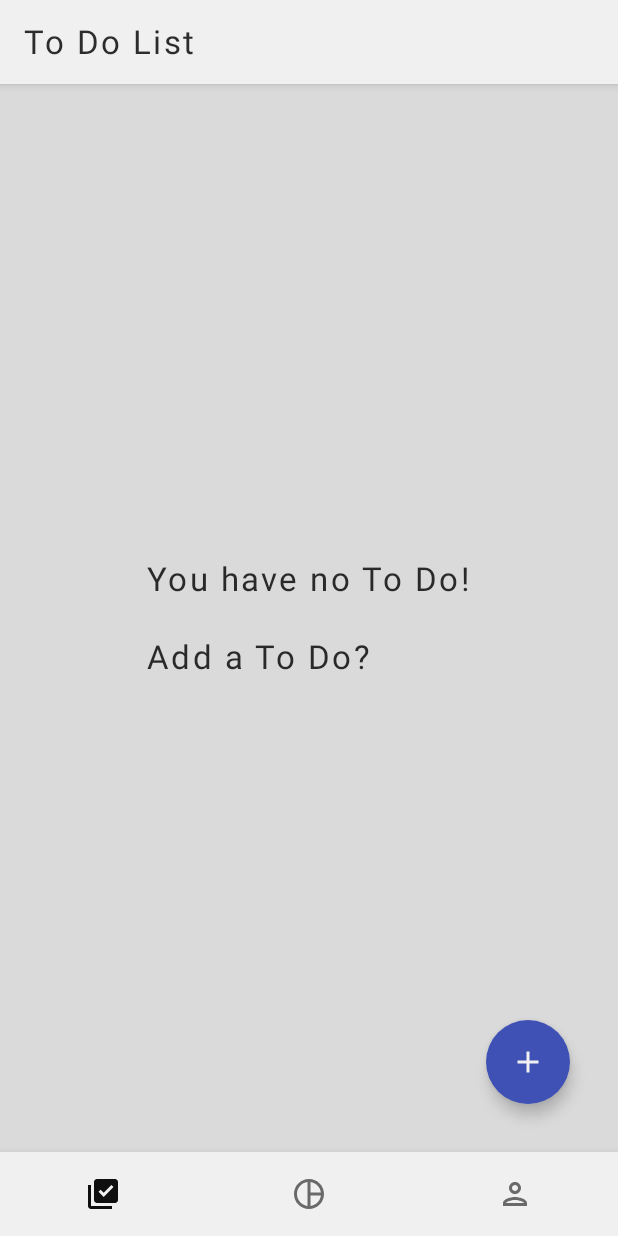
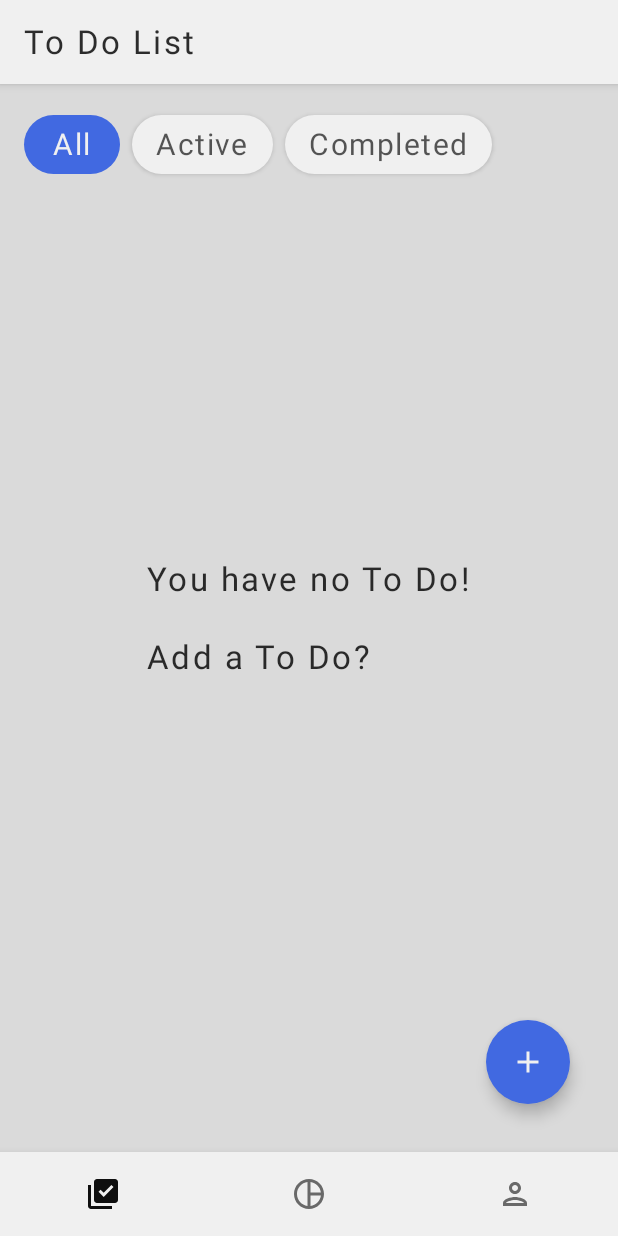
Before and after one commit to Reach2027/Todo, an Android app built with Jetpack Compose: the TasksScreen screen opened through its navigation route, on a phone screen of 412 x 824 dp. Run offline under Robolectric (Android 15) with nearby library versions, the phone set to English and light mode, and no system bars; our stand-ins replace Dagger/Hilt's generated code.

```diff
--- a/app/src/main/java/com/reach/todo/Constants.kt
+++ b/app/src/main/java/com/reach/todo/Constants.kt
@@ -12,6 +12,10 @@ import androidx.compose.ui.graphics.vector.ImageVector
 /**
  * 2022/1/29  Reach
  */
+
+const val FILTER_ALL = 0
+const val FILTER_ACTIVE = 1
+const val FILTER_COMPLETED = 2
 
 const val DATABASE_NAME = "reach_db"
 
--- a/app/src/main/java/com/reach/todo/ui/MainScreen.kt
+++ b/app/src/main/java/com/reach/todo/ui/MainScreen.kt
@@ -1,12 +1,12 @@
 package com.reach.todo.ui
 
-import androidx.compose.animation.animateContentSize
 import androidx.compose.foundation.layout.fillMaxSize
 import androidx.compose.foundation.layout.padding
 import androidx.compose.material.*
 import androidx.compose.material.icons.Icons
 import androidx.compose.material.icons.outlined.ArrowBackIos
 import androidx.compose.runtime.Composable
+import androidx.compose.runtime.LaunchedEffect
 import androidx.compose.runtime.collectAsState
 import androidx.compose.runtime.getValue
 import androidx.compose.ui.Modifier
@@ -19,13 +19,25 @@ import com.reach.todo.ui.navigation.AppNavGraph
 import com.reach.todo.ui.navigation.navBack
 import com.reach.todo.ui.navigation.navToBottomBarRoute
 import com.reach.todo.ui.theme.TodoTheme
+import kotlinx.coroutines.flow.collectLatest
 
 /**
  * 2022/1/31  Reach
  */
-@Suppress("EXPERIMENTAL_API_USAGE_FUTURE_ERROR")
 @Composable
 fun TaskApp(mainViewModel: MainViewModel) {
+
+    val scaffoldState = rememberScaffoldState()
+    // Snackbar
+    LaunchedEffect(scaffoldState.snackbarHostState) {
+        mainViewModel.snackbarMessage.collectLatest { message ->
+            if (message.isNotEmpty()) {
+                scaffoldState.snackbarHostState.showSnackbar(message)
+                mainViewModel.showMessage("")
+            }
+        }
+    }
+
     TodoTheme {
         val navController: NavHostController = rememberNavController()
         val currentRoute: String? =
@@ -36,6 +48,7 @@ fun TaskApp(mainViewModel: MainViewModel) {
 
         Scaffold(
             modifier = Modifier.fillMaxSize(),
+            scaffoldState = scaffoldState,
             topBar = {
                 AppTopBar(
                     showBackIcon = uiState.showBackIcon,
@@ -52,7 +65,8 @@ fun TaskApp(mainViewModel: MainViewModel) {
                 }
             }) { innerPadding ->
             AppNavGraph(
-                navController,
+                mainViewModel = mainViewModel,
+                navController = navController,
                 modifier = Modifier
                     .padding(innerPadding)
 
--- a/app/src/main/java/com/reach/todo/ui/MainViewModel.kt
+++ b/app/src/main/java/com/reach/todo/ui/MainViewModel.kt
@@ -25,6 +25,9 @@ class MainViewModel @Inject constructor() : ViewModel() {
     private val _uiState = MutableStateFlow(MainUiState())
     val uiState = _uiState.asStateFlow()
 
+    private val _snackbarMessage = MutableStateFlow("")
+    val snackbarMessage = _snackbarMessage.asStateFlow()
+
     val bottomSections = BottomSections.values()
     private val bottomRoutes = bottomSections.map { it.route }
 
@@ -44,6 +47,10 @@ class MainViewModel @Inject constructor() : ViewModel() {
         }
     }
 
+    fun showMessage(content: String) {
+        _snackbarMessage.value = content
+    }
+
     private fun obtainCurrentTitle(route: String) = when (route) {
         AppDestination.TASKS -> TITLE_TASKS
         AppDestination.STATISTICS -> TITLE_STATISTICS
--- a/app/src/main/java/com/reach/todo/ui/components/AppWidget.kt
+++ b/app/src/main/java/com/reach/todo/ui/components/AppWidget.kt
@@ -1,18 +1,47 @@
 package com.reach.todo.ui.components
 
-import androidx.compose.foundation.layout.Box
-import androidx.compose.foundation.layout.fillMaxSize
-import androidx.compose.foundation.layout.size
+import androidx.compose.foundation.layout.*
+import androidx.compose.foundation.shape.RoundedCornerShape
 import androidx.compose.material.*
 import androidx.compose.runtime.Composable
 import androidx.compose.ui.Alignment
 import androidx.compose.ui.Modifier
 import androidx.compose.ui.graphics.Color
 import androidx.compose.ui.unit.dp
+import com.reach.todo.FILTER_ACTIVE
+import com.reach.todo.FILTER_ALL
+import com.reach.todo.FILTER_COMPLETED
 
 /**
  * 2022/2/1  Reach
  */
+
+@Composable
+fun AppSelectedButton(
+    onClick: () -> Unit,
+    modifier: Modifier = Modifier,
+    enabled: Boolean = true,
+    text: String
+) {
+    Button(
+        onClick = onClick,
+        modifier = modifier.padding(start = 8.dp),
+        enabled = enabled,
+        shape = RoundedCornerShape(24.dp),
+        colors = ButtonDefaults.buttonColors(
+            backgroundColor = MaterialTheme.colors.primary,
+            contentColor = MaterialTheme.colors.onPrimary.copy(0.7f),
+            disabledBackgroundColor = MaterialTheme.colors.secondary,
+            disabledContentColor = MaterialTheme.colors.onSecondary
+        ),
+        contentPadding = PaddingValues(horizontal = 16.dp, vertical = 8.dp)
+    ) {
+        Text(
+            text = text,
+            style = MaterialTheme.typography.body1
+        )
+    }
+}
 
 @Composable
 fun InputText(
@@ -51,13 +80,24 @@ fun InputText(
 }
 
 @Composable
-fun NoTask() {
+fun NoTask(taskFilter: Int = FILTER_ALL) {
     Box(
         modifier = Modifier.fillMaxSize(),
         contentAlignment = Alignment.Center
     ) {
+        val text = when (taskFilter) {
+            FILTER_ACTIVE -> {
+                "You have no active To Do!"
+            }
+            FILTER_COMPLETED -> {
+                "You have no completed To Do!"
+            }
+            else -> {
+                "You have no To Do!\n\nAdd a To Do?"
+            }
+        }
         Text(
-            text = "You have no To Do!\n\nAdd a To Do?",
+            text = text,
             style = MaterialTheme.typography.h6
         )
     }
--- a/app/src/main/java/com/reach/todo/ui/navigation/AppNavGraph.kt
+++ b/app/src/main/java/com/reach/todo/ui/navigation/AppNavGraph.kt
@@ -12,6 +12,7 @@ import com.reach.todo.AppDestination
 import com.reach.todo.EDIT_TASK_START
 import com.reach.todo.TASK_DETAIL_START
 import com.reach.todo.TASK_ID_ARGUMENT
+import com.reach.todo.ui.MainViewModel
 import com.reach.todo.ui.edittask.EditTaskScreen
 import com.reach.todo.ui.edittask.EditTaskViewModel
 import com.reach.todo.ui.statistics.StatisticsScreen
@@ -28,6 +29,7 @@ import com.reach.todo.ui.you.YouViewModel
  */
 @Composable
 fun AppNavGraph(
+    mainViewModel: MainViewModel,
     navController: NavHostController,
     modifier: Modifier = Modifier
 ) {
@@ -65,6 +67,7 @@ fun AppNavGraph(
             }
             val taskDetailViewModel = hiltViewModel<TaskDetailViewModel>()
             TaskDetailScreen(
+                mainViewModel = mainViewModel,
                 taskDetailViewModel = taskDetailViewModel,
                 taskId = taskId,
                 navBack = navController.navBack(),
@@ -81,6 +84,7 @@ fun AppNavGraph(
             }
             val editTaskViewModel = hiltViewModel<EditTaskViewModel>()
             EditTaskScreen(
+                mainViewModel = mainViewModel,
                 editTaskViewModel = editTaskViewModel,
                 taskId = taskId,
                 navBack = navController.navBack()
@@ -89,6 +93,7 @@ fun AppNavGraph(
         composable(AppDestination.NEW_TASK) {
             val editTaskViewModel = hiltViewModel<EditTaskViewModel>()
             EditTaskScreen(
+                mainViewModel = mainViewModel,
                 editTaskViewModel = editTaskViewModel,
                 taskId = "",
                 navBack = navController.navBack()
--- a/app/src/main/java/com/reach/todo/ui/statistics/StatisticsViewModel.kt
+++ b/app/src/main/java/com/reach/todo/ui/statistics/StatisticsViewModel.kt
@@ -6,6 +6,8 @@ import androidx.lifecycle.ViewModel
 import androidx.lifecycle.viewModelScope
 import com.reach.todo.data.entity.Task
 import com.reach.todo.repository.TaskRepository
+import com.reach.todo.ui.theme.Blue
+import com.reach.todo.ui.theme.Green
 import dagger.hilt.android.lifecycle.HiltViewModel
 import kotlinx.coroutines.flow.MutableStateFlow
 import kotlinx.coroutines.flow.asStateFlow
@@ -60,7 +62,7 @@ class StatisticsViewModel @Inject constructor(
                 isLoading = false,
                 noTask = false,
                 proportions = listOf(finishedPercent, 1f - finishedPercent),
-                colors = listOf(Color(0xFF2196F3), Color(0xFF4CAF50)),
+                colors = listOf(Blue, Green),
                 activeSize = all - finishedSize,
                 finishedSize = finishedSize
             )
--- a/app/src/main/java/com/reach/todo/ui/taskdetail/TaskDetailScreen.kt
+++ b/app/src/main/java/com/reach/todo/ui/taskdetail/TaskDetailScreen.kt
@@ -11,6 +11,7 @@ import androidx.compose.ui.Modifier
 import androidx.compose.ui.tooling.preview.Preview
 import androidx.compose.ui.unit.dp
 import com.reach.todo.data.entity.Task
+import com.reach.todo.ui.MainViewModel
 import com.reach.todo.ui.components.AppLoadingBar
 import com.reach.todo.ui.theme.TodoTheme
 import com.reach.todo.utils.calendarToString
@@ -21,6 +22,7 @@ import com.reach.todo.utils.calendarToString
 
 @Composable
 fun TaskDetailScreen(
+    mainViewModel: MainViewModel,
     taskDetailViewModel: TaskDetailViewModel,
     taskId: String,
     navBack: () -> Unit,
@@ -28,11 +30,11 @@ fun TaskDetailScreen(
 ) {
     val uiState by taskDetailViewModel.uiState.collectAsState()
     taskDetailViewModel.setTaskId(taskId)
+
     if (uiState.isLoading) {
         AppLoadingBar()
         return
     }
-
     if (uiState.task == null) {
         return
     }
@@ -47,6 +49,7 @@ fun TaskDetailScreen(
         delete = {
             taskDetailViewModel.delete(it)
             navBack()
+            mainViewModel.showMessage("To Do was deleted")
         },
         navEdit = navEdit
     )
--- a/app/src/main/java/com/reach/todo/ui/tasks/TasksScreen.kt
+++ b/app/src/main/java/com/reach/todo/ui/tasks/TasksScreen.kt
@@ -13,8 +13,12 @@ import androidx.compose.ui.Modifier
 import androidx.compose.ui.text.style.TextDecoration
 import androidx.compose.ui.tooling.preview.Preview
 import androidx.compose.ui.unit.dp
+import com.reach.todo.FILTER_ACTIVE
+import com.reach.todo.FILTER_ALL
+import com.reach.todo.FILTER_COMPLETED
 import com.reach.todo.data.entity.Task
 import com.reach.todo.ui.components.AppLoadingBar
+import com.reach.todo.ui.components.AppSelectedButton
 import com.reach.todo.ui.components.NoTask
 import com.reach.todo.ui.theme.TodoTheme
 import com.reach.todo.utils.calendarToString
@@ -37,29 +41,59 @@ fun TasksScreen(
     }
 
     TasksBody(
-        tasks = uiState.tasks,
+        uiState = uiState,
         navTaskDetail = navTaskDetail,
         navAddTask = navAddTask,
-        update = { tasksViewModel.update(it) }
+        update = { tasksViewModel.update(it) },
+        filter = { tasksViewModel.setTaskFilter(it) }
     )
 
 }
 
 @Composable
 private fun TasksBody(
-    tasks: List<Task>,
+    uiState: TasksUiState,
     navTaskDetail: (String) -> Unit,
     navAddTask: () -> Unit,
-    update: (Task) -> Unit
+    update: (Task) -> Unit,
+    filter: (Int) -> Unit
 ) {
     Box(
         modifier = Modifier.fillMaxSize(),
         contentAlignment = Alignment.BottomEnd
     ) {
-        TaskList(tasks, update, navTaskDetail)
+        Column(
+            modifier = Modifier.fillMaxSize(),
+            verticalArrangement = Arrangement.Top
+        ) {
+            Row(
+                modifier = Modifier
+                    .fillMaxWidth()
+                    .padding(top = 16.dp)
+            ) {
+                AppSelectedButton(
+                    onClick = { filter(FILTER_ALL) },
+                    modifier = Modifier.padding(start = 8.dp),
+                    enabled = uiState.taskFilter != FILTER_ALL,
+                    text = "All"
+                )
+                AppSelectedButton(
+                    onClick = { filter(FILTER_ACTIVE) },
+                    enabled = uiState.taskFilter != FILTER_ACTIVE,
+                    text = "Active"
+                )
+                AppSelectedButton(
+                    onClick = { filter(FILTER_COMPLETED) },
+                    enabled = uiState.taskFilter != FILTER_COMPLETED,
+                    text = "Completed"
+                )
+            }
 
-        if (tasks.isEmpty()) {
-            NoTask()
+            TaskList(uiState.tasks, update, navTaskDetail)
+        }
+
+        if (uiState.tasks.isEmpty()) {
+            NoTask(uiState.taskFilter)
         }
 
         FloatingActionButton(
@@ -151,14 +185,6 @@ private fun TaskItem(
 
 @Preview
 @Composable
-private fun TasksBodyPreview() {
-    TodoTheme {
-        TasksBody(tasks = listOf(Task(content = "asd")), { }, { }, { })
-    }
-}
-
-@Preview
-@Composable
 private fun TaskItemPreview() {
     TodoTheme {
         TaskItem(task = Task(content = "test content"), true, { }, { }, { })
--- a/app/src/main/java/com/reach/todo/ui/tasks/TasksViewModel.kt
+++ b/app/src/main/java/com/reach/todo/ui/tasks/TasksViewModel.kt
@@ -3,6 +3,8 @@ package com.reach.todo.ui.tasks
 import androidx.compose.runtime.Immutable
 import androidx.lifecycle.ViewModel
 import androidx.lifecycle.viewModelScope
+import com.reach.todo.FILTER_ACTIVE
+import com.reach.todo.FILTER_ALL
 import com.reach.todo.data.entity.Task
 import com.reach.todo.repository.TaskRepository
 import dagger.hilt.android.lifecycle.HiltViewModel
@@ -20,7 +22,8 @@ import javax.inject.Inject
 @Immutable
 data class TasksUiState(
     val isLoading: Boolean = true,
-    val tasks: List<Task> = emptyList()
+    val tasks: List<Task> = emptyList(),
+    val taskFilter: Int = FILTER_ALL
 )
 
 @HiltViewModel
@@ -31,15 +34,29 @@ class TasksViewModel @Inject constructor(
     private val _uiState = MutableStateFlow(TasksUiState())
     val uiState = _uiState.asStateFlow()
 
+    private var taskFilter: Int = FILTER_ALL
+
+    private var tasks: List<Task> = emptyList()
+
     init {
         viewModelScope.launch {
             taskRepository.getTasks().collectLatest { tasks ->
-                _uiState.update { it.copy(isLoading = false, tasks = tasks) }
+                this@TasksViewModel.tasks = tasks
+                _uiState.update {
+                    it.copy(isLoading = false, tasks = filterTask(), taskFilter = taskFilter)
+                }
             }
         }
     }
 
-    val tasks = taskRepository.getTasks()
+    fun setTaskFilter(taskFilter: Int) {
+        this.taskFilter = taskFilter
+        viewModelScope.launch {
+            _uiState.update {
+                it.copy(tasks = filterTask(), taskFilter = taskFilter)
+            }
+        }
+    }
 
     fun update(task: Task) {
         viewModelScope.launch {
@@ -47,4 +64,17 @@ class TasksViewModel @Inject constructor(
         }
     }
 
+    private fun filterTask(): List<Task> {
+        if (taskFilter == FILTER_ALL) {
+            return tasks
+        }
+        return tasks.filter {
+            if (taskFilter == FILTER_ACTIVE) {
+                !it.finished
+            } else {
+                it.finished
+            }
+        }
+    }
+
 }
--- a/app/src/main/java/com/reach/todo/ui/theme/Theme.kt
+++ b/app/src/main/java/com/reach/todo/ui/theme/Theme.kt
@@ -12,7 +12,7 @@ private val DarkColors = darkColors(
     primaryVariant = DarkWhite,
     onPrimary = DarkWhite,
 
-    secondary = Indigo500,
+    secondary = MainBlue,
     secondaryVariant = DarkWhite,
     onSecondary = DarkWhite,
 
@@ -32,7 +32,7 @@ private val LightColors = lightColors(
     primaryVariant = LightBlack,
     onPrimary = LightBlack,
 
-    secondary = Indigo500,
+    secondary = MainBlue,
     secondaryVariant = LightWhite,
     onSecondary = LightWhite,
 
```
Also changed, not shown: app/src/main/java/com/reach/todo/ui/components/AppAnimation.kt (+5 -5 lines), app/src/main/java/com/reach/todo/ui/edittask/EditTaskScreen.kt (+6 -6 lines), app/src/main/java/com/reach/todo/ui/theme/Color.kt (+4 -7 lines), build.gradle (+8 -9 lines), 2 other files.
